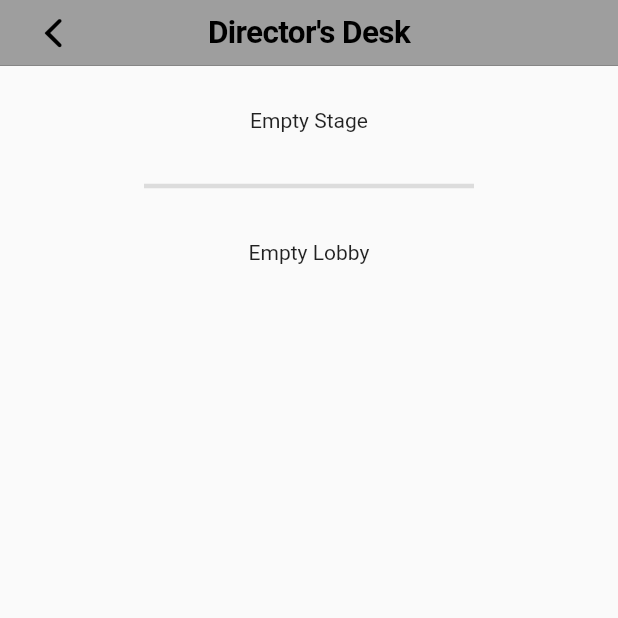
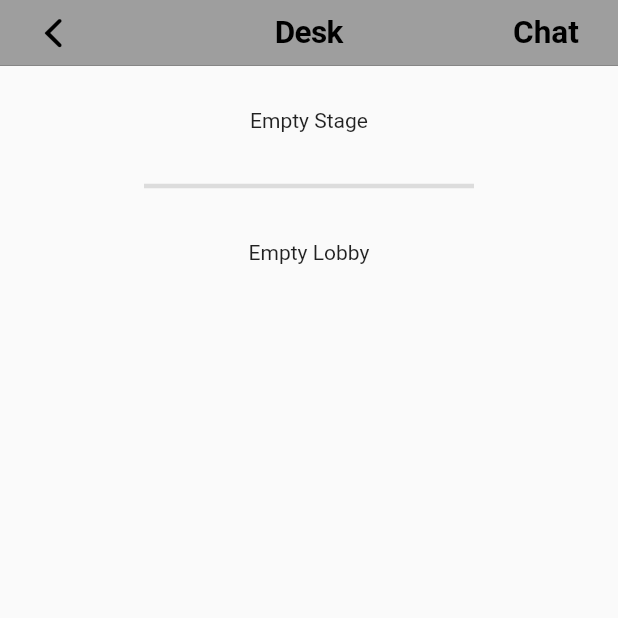
Before and after one commit to vampconnoisseur/gather_app, a Flutter app: the Director screen opened directly with empty values, on a phone screen of 412 x 824 dp, the top half of it. Run offline on Flutter 3.47's test engine with Material 2 defaults, Android fonts, the phone set to English and light mode, and no system bars; our stand-ins replace cloud_firestore, firebase_auth, firebase_core, firebase_storage, flutter_riverpod, google_sign_in and 2 more; missing offline and left inert: agora_rtc_engine, agora_rtm; accounts and stored records are empty; network calls fail.

Commit message:
Bug fixes, UI improvements

```diff
--- a/lib/components/meeting_chat.dart
+++ b/lib/components/meeting_chat.dart
@@ -7,14 +7,10 @@ class ChatMessages extends StatelessWidget {
     super.key,
     required this.meetingID,
     required this.uid,
-    required this.userName,
-    required this.photoURL,
   });
 
   final String uid;
   final String meetingID;
-  final String userName;
-  final String photoURL;
 
   @override
   Widget build(BuildContext context) {
--- a/lib/controllers/director_controller.dart
+++ b/lib/controllers/director_controller.dart
@@ -36,7 +36,7 @@ class DirectorController extends StateNotifier<DirectorModel> {
     final joinedTime = DateTime.now();
     final joinedTimeString = joinedTime.millisecondsSinceEpoch.toString();
 
-    final meetingID = "$channelName-$joinedTimeString";
+    state.meetingID = "$channelName-$joinedTimeString";
 
     state.engine?.registerEventHandler(
       RtcEngineEventHandler(
@@ -52,7 +52,7 @@ class DirectorController extends StateNotifier<DirectorModel> {
               .sendMessage2(RtmMessage.fromText("sendCredentials $remoteUid"));
           state.channel!.sendMessage2(
             RtmMessage.fromText(
-              "meetingID $remoteUid $meetingID",
+              "meetingID $remoteUid ${state.meetingID}",
             ),
           );
         },
--- a/lib/models/director_model.dart
+++ b/lib/models/director_model.dart
@@ -10,6 +10,7 @@ class DirectorModel {
   AgoraRtmClient? client;
   AgoraRtmChannel? channel;
   AgoraUser? localUser;
+  String? meetingID;
 
   DirectorModel({
     this.engine,
@@ -18,6 +19,7 @@ class DirectorModel {
     this.activeUsers = const {},
     this.lobbyUsers = const {},
     this.localUser,
+    this.meetingID,
   });
 
   DirectorModel copyWith({
@@ -27,8 +29,10 @@ class DirectorModel {
     Set<AgoraUser>? activeUsers,
     Set<AgoraUser>? lobbyUsers,
     AgoraUser? localUser,
+    String? meetingID,
   }) {
     return DirectorModel(
+      meetingID: meetingID ?? this.meetingID,
       engine: engine ?? this.engine,
       client: client ?? this.client,
       channel: channel ?? this.channel,
--- a/lib/screens/director_screen.dart
+++ b/lib/screens/director_screen.dart
@@ -1,8 +1,9 @@
 import 'package:flutter/cupertino.dart';
 import 'package:flutter/material.dart';
 
+import 'package:gather_app/models/director_model.dart';
+import 'package:gather_app/components/meeting_chat.dart';
 import 'package:gather_app/controllers/director_controller.dart';
-import 'package:gather_app/models/director_model.dart';
 
 import 'package:agora_rtc_engine/agora_rtc_engine.dart';
 
@@ -45,15 +46,48 @@ class _DirectorState extends ConsumerState<Director> {
 
     Size size = MediaQuery.of(context).size;
 
-    return Scaffold(
+    return SafeArea(
+      top: false,
+      bottom: false,
+      child: Scaffold(
         appBar: CupertinoNavigationBar(
           backgroundColor: Colors.grey,
           middle: const Text(
-          "Director's Desk",
-          textAlign: TextAlign.center,
+            "Desk",
             style: TextStyle(
               fontSize: 21,
-            fontWeight: FontWeight.bold,
+              fontWeight: FontWeight.w600,
+              color: Colors.black,
+            ),
+          ),
+          trailing: TextButton(
+            onPressed: () {
+              showModalBottomSheet(
+                useSafeArea: true,
+                isScrollControlled: true,
+                showDragHandle: true,
+                context: context,
+                builder: (BuildContext context) {
+                  return SafeArea(
+                    bottom: true,
+                    child: SizedBox(
+                      height: 550,
+                      child: ChatMessages(
+                        meetingID: directorData.meetingID!,
+                        uid: widget.uid.toString(),
+                      ),
+                    ),
+                  );
+                },
+              );
+            },
+            child: const Text(
+              "Chat",
+              style: TextStyle(
+                fontSize: 21,
+                fontWeight: FontWeight.w600,
+                color: Colors.black,
+              ),
             ),
           ),
           leading: CupertinoNavigationBarBackButton(
@@ -157,6 +191,7 @@ class _DirectorState extends ConsumerState<Director> {
                 }, childCount: directorData.lobbyUsers.length),
               ),
             ],
+          ),
         ),
       ),
     );
```
Also changed, not shown: lib/components/message_bubble.dart (+4 -41 lines), lib/components/new_message.dart (+7 -7 lines), lib/screens/home_screen.dart (+10 -11 lines), lib/screens/participant_screen.dart (+16 -14 lines). Lines whose indentation alone changed are shown as unchanged.
